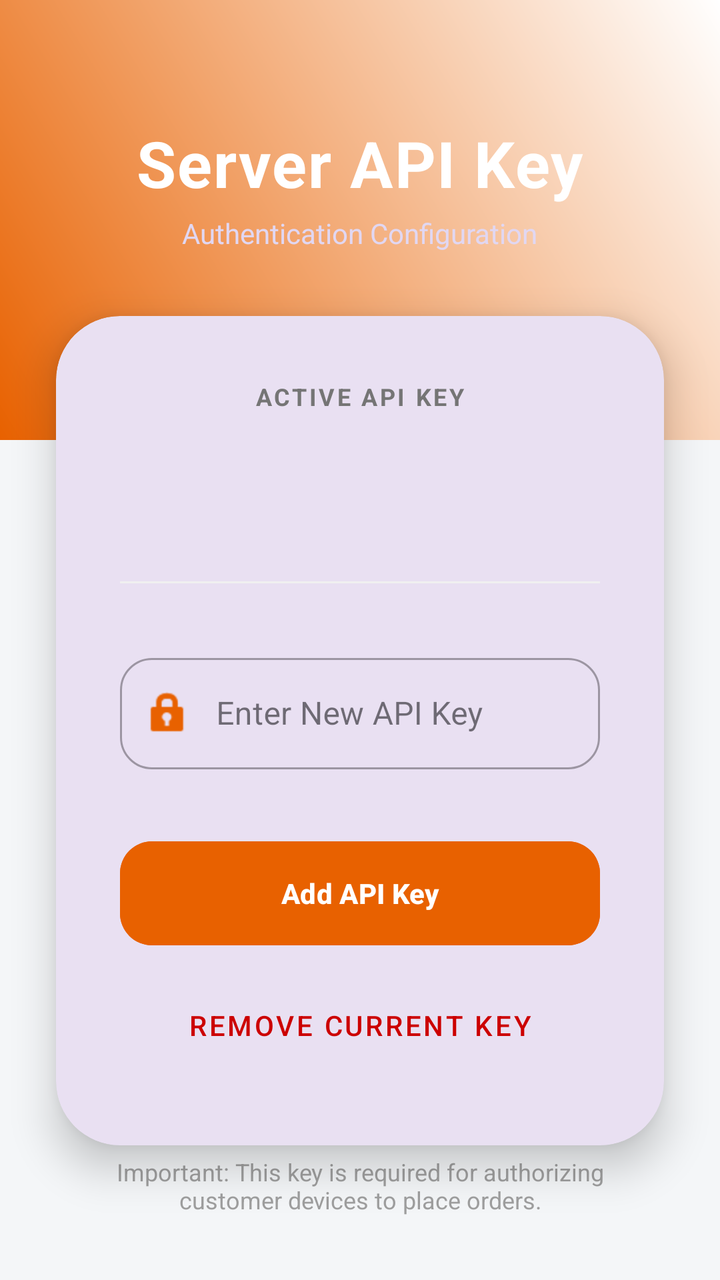
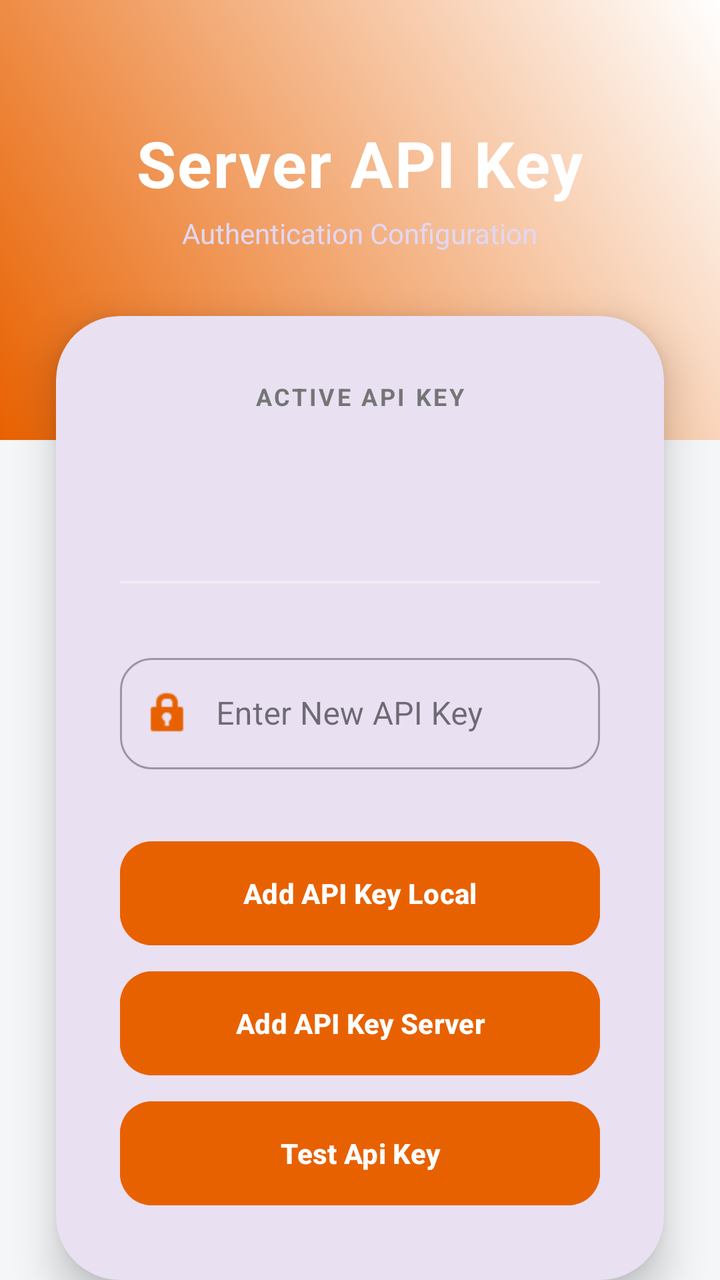

An Android layout rendered at two revisions. The XML below is the earlier revision; the diff shows what the commit changed to produce the second picture.
<!-- AndroidManifest.xml: application theme Theme.OrderingApp -->
<!-- res/layout/api_key_activity.xml -->
<?xml version="1.0" encoding="utf-8"?>
<RelativeLayout xmlns:android="http://schemas.android.com/apk/res/android"
    xmlns:app="http://schemas.android.com/apk/res-auto"
    xmlns:tools="http://schemas.android.com/tools"
    android:id="@+id/api_key_activity"
    android:layout_width="match_parent"
    android:layout_height="match_parent"
    android:background="#F4F6F8">

    
    <View
        android:id="@+id/header_background"
        android:layout_width="match_parent"
        android:layout_height="220dp"
        android:background="@drawable/primary_gradient" />

    <LinearLayout
        android:id="@+id/ll_header"
        android:layout_width="match_parent"
        android:layout_height="wrap_content"
        android:layout_marginTop="60dp"
        android:gravity="center"
        android:orientation="vertical">

        <TextView
            android:layout_width="wrap_content"
            android:layout_height="wrap_content"
            android:text="Server API Key"
            android:textColor="@android:color/white"
            android:textSize="32sp"
            android:textStyle="bold"
            android:letterSpacing="0.02"/>

        <TextView
            android:layout_width="wrap_content"
            android:layout_height="wrap_content"
            android:text="Authentication Configuration"
            android:textColor="#E1D7F2"
            android:textSize="14sp"
            android:layout_marginTop="4dp"/>
    </LinearLayout>

    
    <com.google.android.material.card.MaterialCardView
        android:layout_width="match_parent"
        android:layout_height="wrap_content"
        android:layout_below="@id/ll_header"
        android:layout_marginHorizontal="28dp"
        android:layout_marginTop="32dp"
        app:cardCornerRadius="32dp"
        app:cardElevation="12dp"
        app:strokeWidth="0dp">

        <RelativeLayout
            android:layout_width="match_parent"
            android:layout_height="wrap_content"
            android:padding="32dp">

            
            <LinearLayout
                android:id="@+id/ll_current_key"
                android:layout_width="match_parent"
                android:layout_height="wrap_content"
                android:gravity="center"
                android:orientation="vertical"
                android:paddingBottom="24dp">

                <TextView
                    android:layout_width="wrap_content"
                    android:layout_height="wrap_content"
                    android:text="Active API Key"
                    android:textColor="#757575"
                    android:textSize="12sp"
                    android:textStyle="bold"
                    android:textAllCaps="true"
                    android:letterSpacing="0.1"/>

                <TextView
                    android:id="@+id/api_key_textview_display"
                    android:layout_width="wrap_content"
                    android:layout_height="wrap_content"
                    android:layout_marginTop="12dp"
                    android:textColor="@color/primary_color"
                    android:textSize="36sp"
                    android:textStyle="bold" />
            </LinearLayout>

            <View
                android:id="@+id/divider"
                android:layout_width="match_parent"
                android:layout_height="1dp"
                android:layout_below="@id/ll_current_key"
                android:background="#F0F0F0" />

            
            <com.google.android.material.textfield.TextInputLayout
                android:id="@+id/til_api_key"
                style="@style/Widget.MaterialComponents.TextInputLayout.OutlinedBox"
                android:layout_width="match_parent"
                android:layout_height="wrap_content"
                android:layout_below="@id/divider"
                android:layout_marginTop="32dp"
                android:hint="Enter New API Key"
                app:startIconDrawable="@android:drawable/ic_lock_idle_lock"
                app:startIconTint="@color/primary_color"
                app:boxCornerRadiusTopStart="16dp"
                app:boxCornerRadiusTopEnd="16dp"
                app:boxCornerRadiusBottomStart="16dp"
                app:boxCornerRadiusBottomEnd="16dp">

                <com.google.android.material.textfield.TextInputEditText
                    android:id="@+id/api_key_input"
                    android:layout_width="match_parent"
                    android:layout_height="wrap_content"
                    android:inputType="text"
                    android:paddingStart="48dp"
                    android:textColor="@color/black"/>
            </com.google.android.material.textfield.TextInputLayout>

            
            <com.google.android.material.button.MaterialButton
                android:id="@+id/add_api_key_button"
                android:layout_width="match_parent"
                android:layout_height="60dp"
                android:layout_below="@id/til_api_key"
                android:layout_marginTop="32dp"
                android:text="Add API Key"
                android:textStyle="bold"
                android:backgroundTint="@color/primary_color"
                app:cornerRadius="16dp"
                app:elevation="4dp"/>

            <com.google.android.material.button.MaterialButton
                android:id="@+id/delete_api_key_button"
                style="@style/Widget.MaterialComponents.Button.TextButton"
                android:layout_width="match_parent"
                android:layout_height="56dp"
                android:layout_below="@id/add_api_key_button"
                android:layout_marginTop="8dp"
                android:text="Remove Current Key"
                android:textColor="@android:color/holo_red_dark"
                app:cornerRadius="16dp"/>

        </RelativeLayout>
    </com.google.android.material.card.MaterialCardView>

    
    <TextView
        android:layout_width="match_parent"
        android:layout_height="wrap_content"
        android:layout_alignParentBottom="true"
        android:layout_centerHorizontal="true"
        android:layout_marginBottom="32dp"
        android:gravity="center"
        android:paddingHorizontal="48dp"
        android:text="Important: This key is required for authorizing customer devices to place orders."
        android:textColor="#9E9E9E"
        android:textSize="12sp" />

</RelativeLayout>
<!-- resources referenced by this layout -->
<resources>
  <color name="black">#FF000000</color>
  <color name="primary_color">#E86100</color>
  <!-- drawable primary_gradient (drawable) -->
  <?xml version="1.0" encoding="utf-8"?>
  <shape xmlns:android="http://schemas.android.com/apk/res/android"
      android:shape="rectangle">
      <gradient
          android:startColor="@color/primary_color"
          android:endColor="@color/white"
          android:angle="45"/>
  </shape>
  <style name="Theme.OrderingApp" parent="Base.Theme.OrderingApp" />
  <color name="white">#FFFFFFFF</color>
  <style name="Base.Theme.OrderingApp" parent="Theme.Material3.DayNight.NoActionBar">
          
          
      </style>
</resources>

<!-- the commit's change to res/layout/api_key_activity.xml (unified diff, before → after) -->
@@ -119,12 +119,36 @@
 
             
             <com.google.android.material.button.MaterialButton
-                android:id="@+id/add_api_key_button"
+                android:id="@+id/add_local_api_key_button"
                 android:layout_width="match_parent"
                 android:layout_height="60dp"
                 android:layout_below="@id/til_api_key"
                 android:layout_marginTop="32dp"
-                android:text="Add API Key"
+                android:text="Add API Key Local"
+                android:textStyle="bold"
+                android:backgroundTint="@color/primary_color"
+                app:cornerRadius="16dp"
+                app:elevation="4dp"/>
+
+            <com.google.android.material.button.MaterialButton
+                android:id="@+id/add_server_api_key_button"
+                android:layout_width="match_parent"
+                android:layout_height="60dp"
+                android:layout_below="@id/add_local_api_key_button"
+                android:layout_marginTop="5dp"
+                android:text="Add API Key Server"
+                android:textStyle="bold"
+                android:backgroundTint="@color/primary_color"
+                app:cornerRadius="16dp"
+                app:elevation="4dp"/>
+
+            <com.google.android.material.button.MaterialButton
+                android:id="@+id/api_key_test_button"
+                android:layout_width="match_parent"
+                android:layout_height="60dp"
+                android:layout_below="@id/add_server_api_key_button"
+                android:layout_marginTop="5dp"
+                android:text="Test Api Key"
                 android:textStyle="bold"
                 android:backgroundTint="@color/primary_color"
                 app:cornerRadius="16dp"
@@ -135,9 +159,20 @@
                 style="@style/Widget.MaterialComponents.Button.TextButton"
                 android:layout_width="match_parent"
                 android:layout_height="56dp"
-                android:layout_below="@id/add_api_key_button"
+                android:layout_below="@id/api_key_test_button"
                 android:layout_marginTop="8dp"
-                android:text="Remove Current Key"
+                android:text="Remove Key Locally"
+                android:textColor="@android:color/holo_red_dark"
+                app:cornerRadius="16dp"/>
+
+            <com.google.android.material.button.MaterialButton
+                android:id="@+id/delete_api_key_server_button"
+                style="@style/Widget.MaterialComponents.Button.TextButton"
+                android:layout_width="match_parent"
+                android:layout_height="56dp"
+                android:layout_below="@id/delete_api_key_button"
+                android:layout_marginTop="4dp"
+                android:text="Remove Key From Server"
                 android:textColor="@android:color/holo_red_dark"
                 app:cornerRadius="16dp"/>
 
